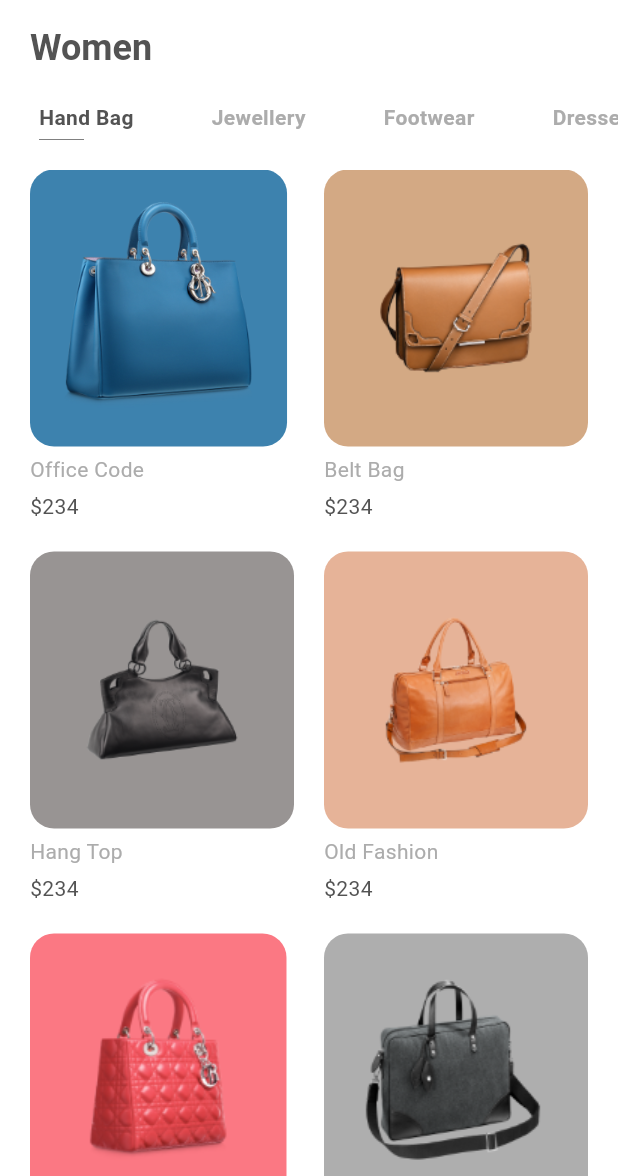
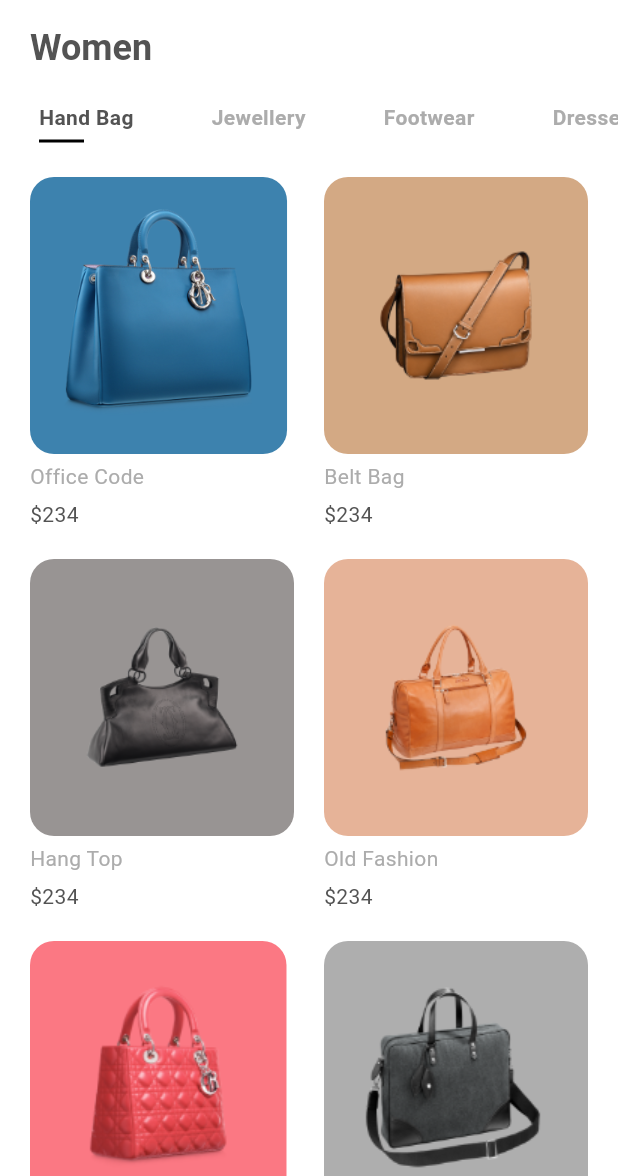
Before and after one commit to devup2332/flutter-clothes-app, a Flutter app: the screen it shows after launch, on a phone screen of 412 x 824 dp, the part 60-1236 px from its top. Run offline on Flutter 3.47's test engine with Material 3 defaults, Android fonts, the phone set to English and light mode, and no system bars; our stand-ins replace flutter_svg.

Commit message:
master: Initial commit

```diff
--- a/lib/screens/home/components/cathegories.component.dart
+++ b/lib/screens/home/components/cathegories.component.dart
@@ -16,7 +16,7 @@ class _CathegoriesState extends State<Cathegories> {
     return Padding(
       padding: const EdgeInsets.symmetric(vertical: kDefaultPadding),
       child: SizedBox(
-        height: 25,
+        height: 30,
         child: ListView.builder(
             scrollDirection: Axis.horizontal,
             itemCount: cathegories.length,
```
Also changed, not shown: lib/screens/home/components/body.component.dart (+5 -4 lines), lib/screens/home/home.screen.dart (+5 -2 lines), pubspec.lock, 4 other files.
